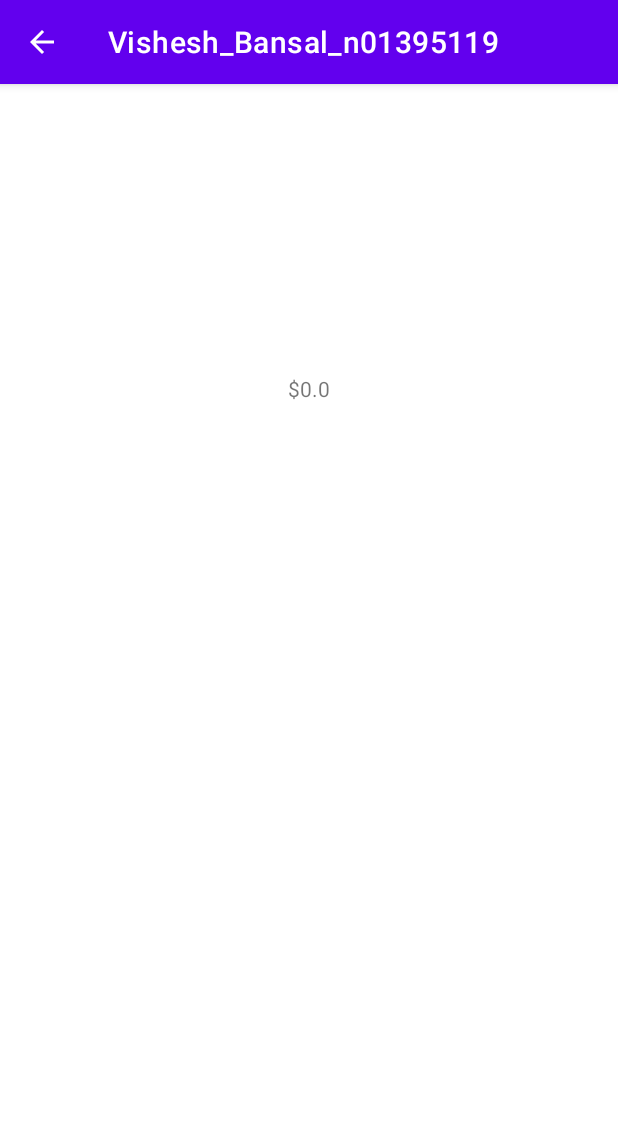
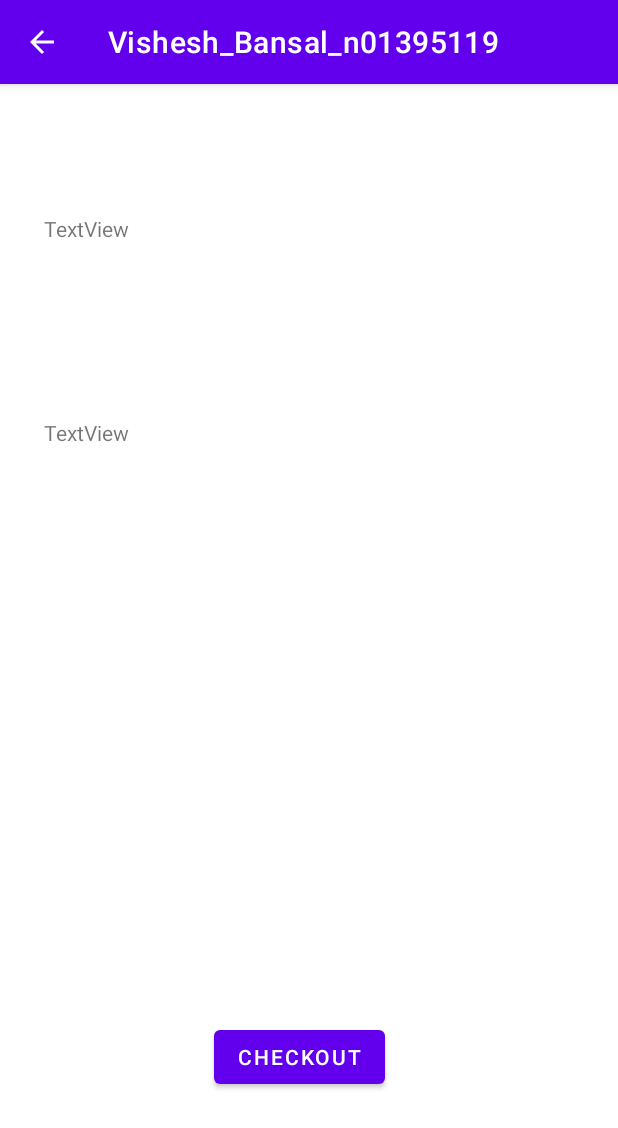
Before and after one commit to VisheshBansal5119/VisheshBansalAssign2, an Android app: the BansalActivityCheckout screen opened directly, with no data from a screen before it, on a phone screen of 412 x 824 dp. Shown: the top 1128 px of the screen. Run offline under Robolectric (Android 15) with nearby library versions, the phone set to English and light mode, and no system bars; 2 statements that could not run were skipped.

Commit message:
Added All Basic Functionalities, validating and displaying payment info

```diff
--- a/VisheshBansal22/src/main/java/vishesh/bansal/n01395119/BansalActivityCheckout.java
+++ b/VisheshBansal22/src/main/java/vishesh/bansal/n01395119/BansalActivityCheckout.java
@@ -5,23 +5,28 @@ import androidx.appcompat.app.AppCompatActivity;
 import android.content.Intent;
 import android.os.Bundle;
 import android.view.MenuItem;
-import android.widget.EditText;
 import android.widget.TextView;
 
 public class BansalActivityCheckout extends AppCompatActivity {
     double grossTotal =0;
     String[] orderDetails = new String[25];
+    String[] payDetails = new String[25];
+    boolean delivery =false;
     @Override
     protected void onCreate(Bundle savedInstanceState) {
         super.onCreate(savedInstanceState);
         setContentView(R.layout.activity_bansal_checkout);
         Intent intent = getIntent();
+        payDetails = intent.getStringArrayExtra(BansalActivityPayment.PAYMENT);
+        delivery = intent.getBooleanExtra(BansalActivityPayment.DELIVERY,false);
+        grossTotal = intent.getDoubleExtra(BansalActivityPayment.OTOTAL,0);
+        orderDetails = intent.getStringArrayExtra(BansalActivityPayment.OSUMMARY);
+        TextView finalcheck = findViewById(R.id.finalOrderSummary);
+        TextView finalpay = findViewById(R.id.FinalPaymentInfo);
+        finalcheck.setText("Style:  "+ orderDetails[0] +"\nSize:  "+ orderDetails[1]+ "\nToppings:"+ orderDetails[2] +"\nGross Total:"+ grossTotal);
+        finalpay.setText("Name:" + payDetails[0] + "\nCard Number: " + payDetails[1]+ "\nAddress: " + payDetails[2]+ "\n(Make sure the details are correct)");
+
         getSupportActionBar().setDisplayHomeAsUpEnabled(true);
-        grossTotal = intent.getDoubleExtra(BansalActivityPayment.TOTAL,0);
-        orderDetails = intent.getStringArrayExtra(BansalActivityPayment.SUMMARY);
-        TextView finalcheck = findViewById(R.id.textView);
-        finalcheck.setText("$"+String.valueOf(grossTotal));
-
     }
     @Override
     public boolean onOptionsItemSelected(MenuItem item) {
--- a/VisheshBansal22/src/main/java/vishesh/bansal/n01395119/BansalActivityOrder.java
+++ b/VisheshBansal22/src/main/java/vishesh/bansal/n01395119/BansalActivityOrder.java
@@ -46,11 +46,11 @@ public class BansalActivityOrder extends AppCompatActivity {
             orderDetail[0]="Boston $9.99";
             return 9.99;
         }else if (Cheese.isChecked()){
-            orderDetail[0]="Cheese 5.99";
+            orderDetail[0]="Cheese $5.99";
             selectType = true;
             return 5.99;
         }else if(Chicago.isChecked()){
-            orderDetail[0]="Chicago 12.99";
+            orderDetail[0]="Chicago $12.99";
             selectType = true;
             return 12.99;
         }
--- a/VisheshBansal22/src/main/res/layout/activity_bansal.xml
+++ b/VisheshBansal22/src/main/res/layout/activity_bansal.xml
@@ -166,7 +166,7 @@
         android:layout_width="wrap_content"
         android:layout_height="wrap_content"
         android:onClick="onCheckout"
-        android:text="Checkout"
+        android:text="@string/continue_button"
         app:layout_constraintBottom_toBottomOf="parent"
         app:layout_constraintEnd_toEndOf="parent"
         app:layout_constraintStart_toStartOf="parent"
--- a/VisheshBansal22/src/main/res/layout/activity_bansal_checkout.xml
+++ b/VisheshBansal22/src/main/res/layout/activity_bansal_checkout.xml
@@ -7,13 +7,38 @@
     tools:context=".BansalActivityCheckout">
 
     <TextView
-        android:id="@+id/textView"
-        android:layout_width="wrap_content"
-        android:layout_height="wrap_content"
+        android:id="@+id/finalOrderSummary"
+        android:layout_width="259dp"
+        android:layout_height="97dp"
         android:text="TextView"
         app:layout_constraintBottom_toBottomOf="parent"
         app:layout_constraintEnd_toEndOf="parent"
+        app:layout_constraintHorizontal_bias="0.19"
         app:layout_constraintStart_toStartOf="parent"
         app:layout_constraintTop_toTopOf="parent"
-        app:layout_constraintVertical_bias="0.258" />
+        app:layout_constraintVertical_bias="0.129" />
+
+    <TextView
+        android:id="@+id/FinalPaymentInfo"
+        android:layout_width="214dp"
+        android:layout_height="103dp"
+        android:text="TextView"
+        app:layout_constraintBottom_toBottomOf="parent"
+        app:layout_constraintEnd_toEndOf="parent"
+        app:layout_constraintHorizontal_bias="0.147"
+        app:layout_constraintStart_toStartOf="parent"
+        app:layout_constraintTop_toBottomOf="@+id/finalOrderSummary"
+        app:layout_constraintVertical_bias="0.08" />
+
+    <Button
+        android:id="@+id/FinalCheckoutButton"
+        android:layout_width="wrap_content"
+        android:layout_height="wrap_content"
+        android:text="@string/checkout_button"
+        app:layout_constraintBottom_toBottomOf="parent"
+        app:layout_constraintEnd_toEndOf="parent"
+        app:layout_constraintHorizontal_bias="0.479"
+        app:layout_constraintStart_toStartOf="parent"
+        app:layout_constraintTop_toTopOf="parent"
+        app:layout_constraintVertical_bias="0.868" />
 </androidx.constraintlayout.widget.ConstraintLayout>
--- a/VisheshBansal22/src/main/res/values/strings.xml
+++ b/VisheshBansal22/src/main/res/values/strings.xml
@@ -21,6 +21,8 @@
     <string name="total_label">Total</string>
     <string name="summary_label">Summary</string>
     <string name="delivery_switch">Delivery</string>
+    <string name="continue_button">Continue</string>
+    <string name="checkout_button">Checkout</string>
 
     <string-array name="provinces">
         <item>Ontario</item>
```
Also changed, not shown: VisheshBansal22/src/main/java/vishesh/bansal/n01395119/BansalActivityPayment.java (+77 -9 lines), VisheshBansal22/src/main/res/layout/activity_bansal_payment.xml (+13 -0 lines).
